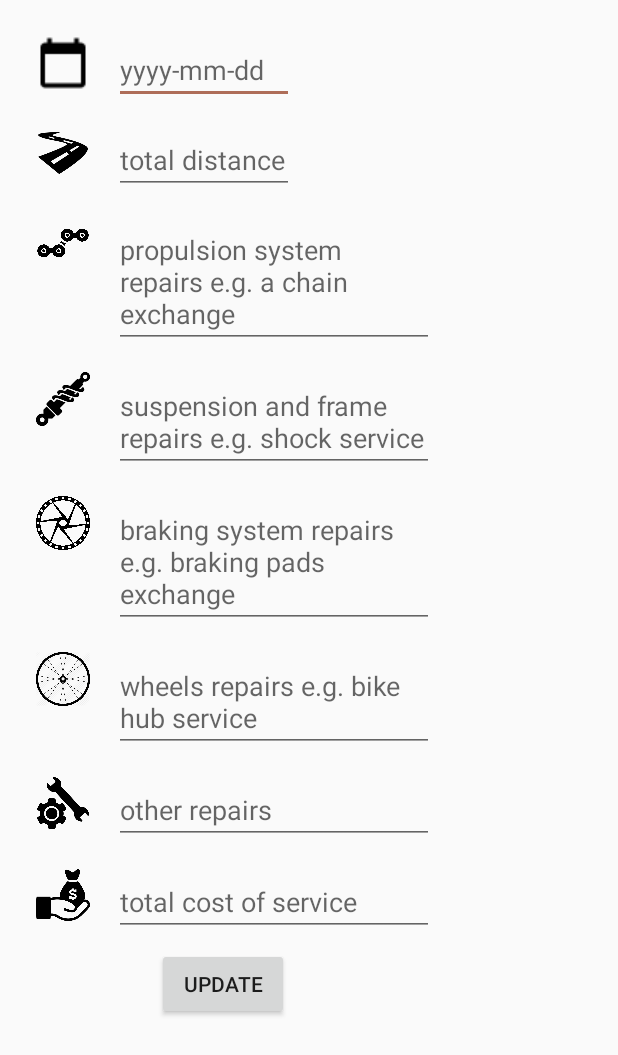
After one commit to konwojcik169/Cycling-assistant-in-progress, an Android app: the UpdatingServices screen opened directly, with no data from a screen before it, on a phone screen of 412 x 824 dp. The commit adds this screen. Shown: the top 1055 px of the screen. Run offline under Robolectric (Android 15) with nearby library versions, the phone set to English and light mode, and no system bars.

Commit message:
-database, -adding services, -showing services on listview, -delating particular services from listview and database, -showing particular a service in new Activity (UpdatingServices), -updating particular services (in progress)

```diff
--- a/app/build.gradle
+++ b/app/build.gradle
@@ -22,6 +22,7 @@ dependencies {
     implementation fileTree(dir: 'libs', include: ['*.jar'])
     implementation 'com.android.support:appcompat-v7:28.0.0'
     implementation 'com.android.support.constraint:constraint-layout:1.1.3'
+    implementation 'com.android.support:design:28.0.0'
     testImplementation 'junit:junit:4.12'
     androidTestImplementation 'com.android.support.test:runner:1.0.2'
     androidTestImplementation 'com.android.support.test.espresso:espresso-core:3.0.2'
--- /dev/null
+++ b/app/src/main/java/com/example/cyclistassistant/UpdatingServices.java
@@ -0,0 +1,144 @@
+package com.example.cyclistassistant;
+
+import android.app.Activity;
+import android.content.Intent;
+import android.database.Cursor;
+import android.os.Bundle;
+import android.view.View;
+import android.widget.Button;
+import android.widget.EditText;
+import android.widget.ListView;
+import android.widget.TextView;
+import android.widget.Toast;
+
+import java.util.ArrayList;
+
+public class UpdatingServices extends Activity {
+    DBHelper myDb;
+
+    private ListView listView;
+    private ServicesAdapter sAdapter;
+
+    String eDate;
+
+    Button b8_updateService;
+
+    EditText et12_date, et13_distance, et14_propulsion, et15_suspension, et16_braking, et17_wheels,
+            et18_other, et19_cost;
+
+    @Override
+    protected void onCreate(Bundle savedInstanceState) {
+        super.onCreate(savedInstanceState);
+        setContentView(R.layout.activity_updating_services);
+
+        myDb = new DBHelper(this);
+
+        String bId, bDate, bDistance, bPropulsion, bSuspension, bBraking, bWheels, bOther, bCost;
+
+
+        et12_date = findViewById(R.id.editText12);
+        et13_distance = findViewById(R.id.editText13);
+        et14_propulsion = findViewById(R.id.editText14);
+        et15_suspension = findViewById(R.id.editText15);
+        et16_braking = findViewById(R.id.editText16);
+        et17_wheels = findViewById(R.id.editText17);
+        et18_other = findViewById(R.id.editText18);
+        et19_cost = findViewById(R.id.editText19);
+
+//        eDate = getIntent().
+//        et12_date.setText(eDate);
+
+        b8_updateService = findViewById(R.id.button8);
+
+        Cursor res = myDb.getAllData();
+
+        if(res.getCount() == 0){
+            // show message
+//            showMessage("Error", "Nothinf data found");
+            Toast.makeText(getApplicationContext(), "Nothing found", Toast.LENGTH_LONG).show();
+            return;
+        }
+        StringBuffer bufId = new StringBuffer();
+        StringBuffer bufDate = new StringBuffer();
+        StringBuffer bufDistance = new StringBuffer();
+        StringBuffer bufPropulsion = new StringBuffer();
+        StringBuffer bufSuspension = new StringBuffer();
+        StringBuffer bufBraking = new StringBuffer();
+        StringBuffer bufWheels = new StringBuffer();
+        StringBuffer bufOther = new StringBuffer();
+        StringBuffer bufCost = new StringBuffer();
+
+            res.moveToPosition(ViewingServices.itemSelectedUpdate);
+
+            bufId.append(res.getString(0));
+            bufDate.append("Date: " + res.getString(1));
+            bufDistance.append("Distance:\n" + res.getString(2) + " km");
+            bufPropulsion.append("Propulsion:\n" + res.getString(3) );
+            bufSuspension.append("Suspension/frame:\n" + res.getString(4));
+            bufBraking.append("Braking system:\n" + res.getString(5));
+            bufWheels.append("Wheels:\n" + res.getString(6));
+            bufOther.append("Other:\n" + res.getString(7));
+            bufCost.append("Cost:\n" + res.getString(8) + " PLN\n");
+
+            bId = bufId.toString();
+            bDate = bufDate.toString();
+            bDistance = bufDistance.toString();
+            bPropulsion = bufPropulsion.toString();
+            bSuspension = bufSuspension.toString();
+            bBraking = bufBraking.toString();
+            bWheels = bufWheels.toString();
+            bOther = bufOther.toString();
+            bCost = bufCost.toString();
+
+            et12_date.setText(bDate);
+            et13_distance.setText(bDistance);
+            et14_propulsion.setText(bPropulsion);
+            et15_suspension.setText(bSuspension);
+            et16_braking.setText(bBraking);
+            et17_wheels.setText(bWheels);
+            et18_other.setText(bOther);
+            et19_cost.setText(bCost);
+
+
+//            servicesList.add(new Services(R.drawable.baseline_calendar_today_black_18dp, bId, bDate,
+//                    bDistance, bPropulsion, bSuspension, bBraking, bWheels, bOther, bCost));
+
+//            bufId.delete(0,20);
+            bufDate.delete(0,200);
+            bufDistance.delete(0,200);
+            bufPropulsion.delete(0,200);
+            bufSuspension.delete(0,200);
+            bufBraking.delete(0,200);
+            bufWheels.delete(0,200);
+            bufOther.delete(0,200);
+            bufCost.delete(0,200);
+
+
+
+
+
+
+        b8_updateService.setOnClickListener(new View.OnClickListener() {
+            @Override
+            public void onClick(View v) {
+
+                boolean isUpdate = myDb.updateData("14", et12_date.getText().toString(),
+                        et13_distance.getText().toString(), et14_propulsion.getText().toString(),
+                        et15_suspension.getText().toString(), et16_braking.getText().toString(),
+                        et17_wheels.getText().toString(), et18_other.getText().toString(),
+                        et19_cost.getText().toString());
+                if (isUpdate == true) {
+                    Toast.makeText(UpdatingServices.this, "Data updated",
+                            Toast.LENGTH_SHORT).show();
+
+                    Intent i = new Intent(UpdatingServices.this, MainActivity.class);
+                    startActivity(i);
+                }else
+                    Toast.makeText(UpdatingServices.this, "Data not updated!!!",
+                            Toast.LENGTH_SHORT).show();
+            }
+        });
+
+        ViewingServices.itemSelectedUpdate = 0;
+    }
+}
--- /dev/null
+++ b/app/src/main/res/layout/activity_updating_services.xml
@@ -0,0 +1,220 @@
+<?xml version="1.0" encoding="utf-8"?>
+<android.support.constraint.ConstraintLayout xmlns:android="http://schemas.android.com/apk/res/android"
+    xmlns:app="http://schemas.android.com/apk/res-auto"
+    xmlns:tools="http://schemas.android.com/tools"
+    android:layout_width="match_parent"
+    android:layout_height="match_parent"
+    tools:context=".UpdatingServices">
+
+    <ScrollView
+        android:id="@+id/scrollView2"
+        android:layout_width="0dp"
+        android:layout_height="0dp"
+        android:layout_marginStart="8dp"
+        android:layout_marginTop="8dp"
+        android:layout_marginEnd="8dp"
+        android:layout_marginBottom="8dp"
+        app:layout_constraintBottom_toBottomOf="parent"
+        app:layout_constraintEnd_toEndOf="parent"
+        app:layout_constraintHorizontal_bias="0.0"
+        app:layout_constraintStart_toStartOf="parent"
+        app:layout_constraintTop_toTopOf="parent"
+        app:layout_constraintVertical_bias="1.0">
+
+        <android.support.constraint.ConstraintLayout
+            android:layout_width="match_parent"
+            android:layout_height="wrap_content">
+
+
+            <ImageView
+                android:id="@+id/imageView12"
+                android:layout_width="wrap_content"
+                android:layout_height="wrap_content"
+                android:layout_marginStart="16dp"
+                android:layout_marginTop="16dp"
+                android:src="@drawable/baseline_calendar_today_black_18dp"
+                app:layout_constraintStart_toStartOf="parent"
+                app:layout_constraintTop_toTopOf="parent" />
+
+            <EditText
+                android:id="@+id/editText12"
+                android:layout_width="120dp"
+                android:layout_height="wrap_content"
+                android:layout_marginStart="16dp"
+                android:ems="10"
+                android:hint="yyyy-mm-dd"
+                android:inputType="text"
+                app:layout_constraintStart_toEndOf="@+id/imageView12"
+                app:layout_constraintTop_toTopOf="@+id/imageView12" />
+
+            <ImageView
+                android:id="@+id/imageView13"
+                android:layout_width="36sp"
+                android:layout_height="36sp"
+                android:layout_marginStart="16dp"
+                android:layout_marginTop="24dp"
+                android:src="@drawable/road_icon"
+                app:layout_constraintStart_toStartOf="parent"
+                app:layout_constraintTop_toBottomOf="@+id/imageView12" />
+
+            <EditText
+                android:id="@+id/editText13"
+                android:layout_width="120dp"
+                android:layout_height="45dp"
+                android:layout_marginStart="16dp"
+                android:ems="10"
+                android:hint="total distance"
+                android:inputType="numberDecimal"
+                app:layout_constraintStart_toEndOf="@+id/imageView13"
+                app:layout_constraintTop_toTopOf="@+id/imageView13" />
+
+            <ImageView
+                android:id="@+id/imageView14"
+                android:layout_width="36sp"
+                android:layout_height="36sp"
+                android:layout_marginStart="16dp"
+                android:layout_marginTop="24dp"
+                android:src="@drawable/chain_icon"
+                app:layout_constraintStart_toStartOf="parent"
+                app:layout_constraintTop_toBottomOf="@+id/imageView13" />
+
+            <EditText
+                android:id="@+id/editText14"
+                android:layout_width="0dp"
+                android:layout_height="wrap_content"
+                android:layout_marginStart="16dp"
+                android:ems="10"
+                android:hint="propulsion system repairs e.g. a chain exchange"
+                android:inputType="textMultiLine"
+                app:layout_constraintStart_toEndOf="@+id/imageView14"
+                app:layout_constraintTop_toTopOf="@+id/imageView14" />
+
+            <ImageView
+                android:id="@+id/imageView15"
+                android:layout_width="36sp"
+                android:layout_height="36sp"
+                android:layout_marginStart="16dp"
+                android:layout_marginTop="16dp"
+                android:src="@drawable/suspension_icon"
+                app:layout_constraintStart_toStartOf="parent"
+                app:layout_constraintTop_toBottomOf="@+id/editText14" />
+
+
+            <EditText
+                android:id="@+id/editText15"
+                android:layout_width="0dp"
+                android:layout_height="wrap_content"
+                android:layout_marginStart="16dp"
+                android:ems="10"
+                android:hint="suspension and frame repairs e.g. shock service"
+                android:inputType="textMultiLine"
+                app:layout_constraintEnd_toEndOf="@+id/editText14"
+                app:layout_constraintStart_toEndOf="@+id/imageView15"
+                app:layout_constraintTop_toTopOf="@+id/imageView15" />
+
+            <ImageView
+                android:id="@+id/imageView16"
+                android:layout_width="36sp"
+                android:layout_height="36sp"
+                android:layout_marginStart="16dp"
+                android:layout_marginTop="16dp"
+                android:src="@drawable/brake_disc"
+                app:layout_constraintStart_toStartOf="parent"
+                app:layout_constraintTop_toBottomOf="@+id/editText15" />
+
+            <EditText
+                android:id="@+id/editText16"
+                android:layout_width="0dp"
+                android:layout_height="wrap_content"
+                android:layout_marginStart="16dp"
+                android:ems="10"
+                android:hint="braking system repairs e.g. braking pads exchange"
+                android:inputType="textMultiLine"
+                app:layout_constraintEnd_toEndOf="@+id/editText15"
+                app:layout_constraintStart_toEndOf="@+id/imageView16"
+                app:layout_constraintTop_toTopOf="@+id/imageView16" />
+
+            <ImageView
+                android:id="@+id/imageView17"
+                android:layout_width="36sp"
+                android:layout_height="36sp"
+                android:layout_marginStart="16dp"
+                android:layout_marginTop="16dp"
+                android:src="@drawable/wheel"
+                app:layout_constraintStart_toStartOf="parent"
+                app:layout_constraintTop_toBottomOf="@+id/editText16" />
+
+            <EditText
+                android:id="@+id/editText17"
+                android:layout_width="0dp"
+                android:layout_height="wrap_content"
+                android:layout_marginStart="16dp"
+                android:ems="10"
+                android:hint="wheels repairs e.g. bike hub service"
+                android:inputType="textMultiLine"
+                app:layout_constraintEnd_toEndOf="@+id/editText16"
+                app:layout_constraintStart_toEndOf="@+id/imageView17"
+                app:layout_constraintTop_toTopOf="@+id/imageView17" />
+
+            <ImageView
+                android:id="@+id/imageView18"
+                android:layout_width="36sp"
+                android:layout_height="36sp"
+                android:layout_marginStart="16dp"
+                android:layout_marginTop="16dp"
+                android:src="@drawable/repair_tools"
+                app:layout_constraintStart_toStartOf="parent"
+                app:layout_constraintTop_toBottomOf="@+id/editText17" />
+
+            <EditText
+                android:id="@+id/editText18"
+                android:layout_width="0dp"
+                android:layout_height="wrap_content"
+                android:layout_marginStart="16dp"
+                android:ems="10"
+                android:hint="other repairs"
+                android:inputType="textMultiLine"
+                app:layout_constraintEnd_toEndOf="@+id/editText17"
+                app:layout_constraintStart_toEndOf="@+id/imageView18"
+                app:layout_constraintTop_toTopOf="@+id/imageView18" />
+
+            <ImageView
+                android:id="@+id/imageView19"
+                android:layout_width="36sp"
+                android:layout_height="36sp"
+                android:layout_marginStart="16dp"
+                android:layout_marginTop="16dp"
+                android:src="@drawable/money_icon"
+                app:layout_constraintStart_toStartOf="parent"
+                app:layout_constraintTop_toBottomOf="@+id/editText18" />
+
+            <EditText
+                android:id="@+id/editText19"
+                android:layout_width="0dp"
+                android:layout_height="wrap_content"
+                android:layout_marginStart="16dp"
+                android:ems="10"
+                android:hint="total cost of service"
+                android:inputType="numberDecimal"
+                app:layout_constraintEnd_toEndOf="@+id/editText18"
+                app:layout_constraintStart_toEndOf="@+id/imageView19"
+                app:layout_constraintTop_toTopOf="@+id/imageView19" />
+
+            <Button
+                android:id="@+id/button8"
+                android:layout_width="wrap_content"
+                android:layout_height="wrap_content"
+                android:layout_marginStart="16dp"
+                android:layout_marginTop="8dp"
+                android:layout_marginEnd="16dp"
+                android:text="UPDATE"
+                app:layout_constraintEnd_toEndOf="@+id/editText19"
+                app:layout_constraintStart_toStartOf="parent"
+                app:layout_constraintTop_toBottomOf="@+id/editText19" />
+
+
+        </android.support.constraint.ConstraintLayout>
+
+    </ScrollView>
+
+</android.support.constraint.ConstraintLayout>
--- /dev/null
+++ b/app/src/main/res/values/dimens.xml
@@ -0,0 +1,3 @@
+<resources>
+    <dimen name="fab_margin">16dp</dimen>
+</resources>
--- a/app/src/main/res/values/strings.xml
+++ b/app/src/main/res/values/strings.xml
@@ -12,6 +12,7 @@
     <string name="textView6">WHEELS</string>
     <string name="textView7">OTHER</string>
     <string name="textView8">COST</string>
+    <string name="title_activity_updating_service">UpdatingService</string>
 
 
 </resources>
--- a/app/src/main/res/values/styles.xml
+++ b/app/src/main/res/values/styles.xml
@@ -19,4 +19,13 @@
 
     </style>
 
+    <style name="AppTheme.NoActionBar">
+        <item name="windowActionBar">false</item>
+        <item name="windowNoTitle">true</item>
+    </style>
+
+    <style name="AppTheme.AppBarOverlay" parent="ThemeOverlay.AppCompat.Dark.ActionBar" />
+
+    <style name="AppTheme.PopupOverlay" parent="ThemeOverlay.AppCompat.Light" />
+
 </resources>
```
Also changed, not shown: app/src/main/AndroidManifest.xml (+6 -1 lines), app/src/main/java/com/example/cyclistassistant/DBHelper.java (+17 -0 lines), app/src/main/java/com/example/cyclistassistant/ViewingServices.java (+24 -0 lines).
